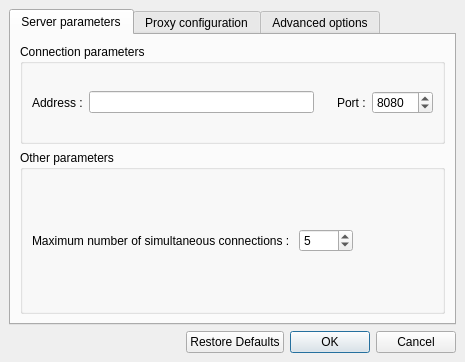
Before: the Qt Designer form src/MyCrawler/MyCrawlerServer/DialogPreferences.ui in geogeo28/mycrawler-alpha, drawn with Qt 5.
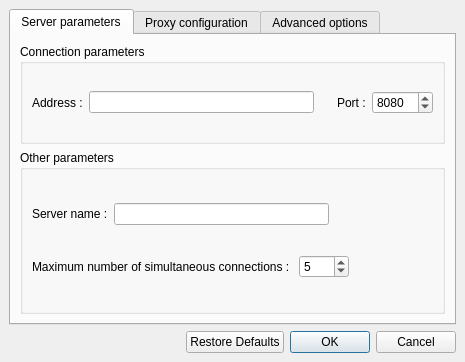
After: the same form once the commit is applied. Icons and pictures are not drawn.

Commit message: + Added the setting 'Server name'. + Added in serialization of MCServerInfo members ping and priority. / The servers list is now stored in binary format into the file 'servers.dat'. / The packet ConnectionRefused is no longer emitted. The connection is just closed.

Patch:
```diff
--- a/src/MyCrawler/MyCrawlerServer/DialogPreferences.ui
+++ b/src/MyCrawler/MyCrawlerServer/DialogPreferences.ui
@@ -164,6 +164,55 @@
           <string>Other parameters</string>
          </property>
          <layout class="QVBoxLayout">
+          <item>
+           <layout class="QHBoxLayout">
+            <item>
+             <widget class="QLabel" name="lblServerName">
+              <property name="text">
+               <string>Server name :</string>
+              </property>
+              <property name="buddy">
+               <cstring>textServerName</cstring>
+              </property>
+             </widget>
+            </item>
+            <item>
+             <widget class="QLineEdit" name="textServerName">
+              <property name="sizePolicy">
+               <sizepolicy hsizetype="Preferred" vsizetype="Fixed">
+                <horstretch>0</horstretch>
+                <verstretch>0</verstretch>
+               </sizepolicy>
+              </property>
+              <property name="minimumSize">
+               <size>
+                <width>215</width>
+                <height>0</height>
+               </size>
+              </property>
+              <property name="maxLength">
+               <number>64</number>
+              </property>
+             </widget>
+            </item>
+            <item>
+             <spacer>
+              <property name="orientation">
+               <enum>Qt::Horizontal</enum>
+              </property>
+              <property name="sizeType">
+               <enum>QSizePolicy::Expanding</enum>
+              </property>
+              <property name="sizeHint" stdset="0">
+               <size>
+                <width>107</width>
+                <height>20</height>
+               </size>
+              </property>
+             </spacer>
+            </item>
+           </layout>
+          </item>
           <item>
            <layout class="QHBoxLayout">
             <item>
@@ -208,7 +257,7 @@
               </property>
               <property name="sizeHint" stdset="0">
                <size>
-                <width>40</width>
+                <width>107</width>
                 <height>20</height>
                </size>
               </property>
```
Left out of the diff: 3 changed lines with no effect on the pictures. The commit also changes 13 other files.
